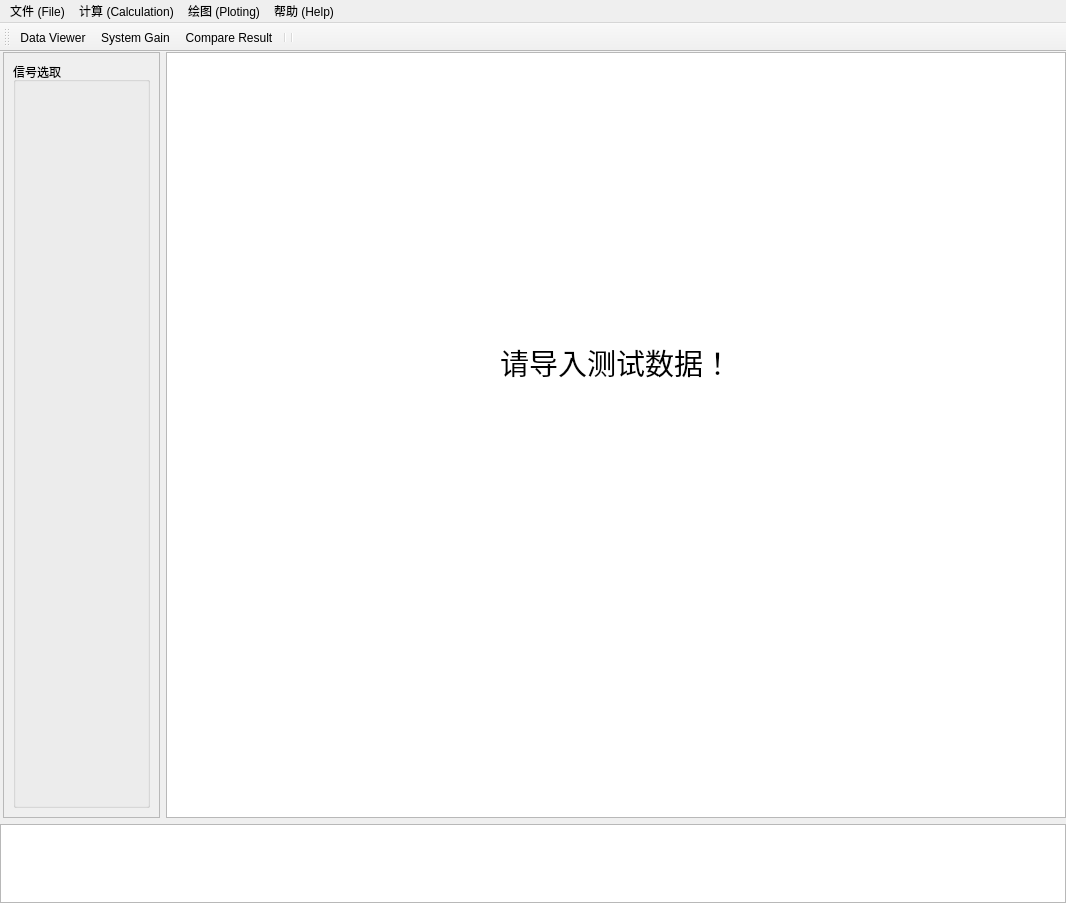
Old version of the form SystemGainUi.ui in the repository huisede/SystemGain.
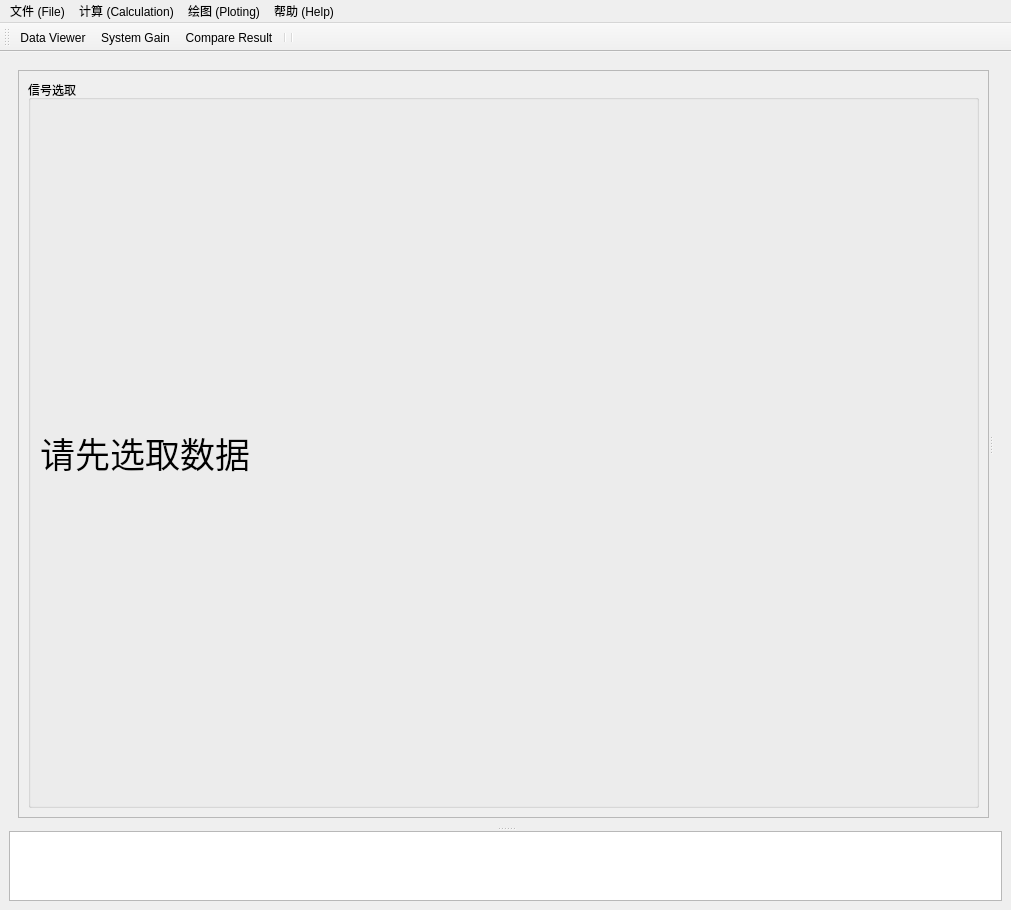
New version of the form. The open tabs and pages were chosen to show the change. Icons and pictures are not drawn.

Commit message: 20180222 -- refined some bugs: 1.change plot method 2.add raw data show view

```diff
--- a/SystemGainUi.ui
+++ b/SystemGainUi.ui
@@ -6,65 +6,35 @@
    <rect>
     <x>0</x>
     <y>0</y>
-    <width>1066</width>
-    <height>903</height>
+    <width>1011</width>
+    <height>902</height>
    </rect>
   </property>
   <property name="windowTitle">
    <string>MainWindow</string>
   </property>
   <widget class="QWidget" name="centralwidget">
-   <layout class="QGridLayout" name="gridLayout_7">
-    <property name="leftMargin">
-     <number>0</number>
-    </property>
-    <property name="topMargin">
-     <number>0</number>
-    </property>
-    <property name="rightMargin">
-     <number>0</number>
-    </property>
-    <property name="bottomMargin">
-     <number>0</number>
-    </property>
-    <item row="2" column="0">
-     <widget class="QListWidget" name="InfoWidget"/>
-    </item>
+   <layout class="QGridLayout" name="gridLayout_3">
     <item row="0" column="0">
+     <widget class="QSplitter" name="splitter_centralwidget">
+      <property name="orientation">
+       <enum>Qt::Vertical</enum>
+      </property>
      <widget class="QStackedWidget" name="MainStackedWidget">
       <property name="currentIndex">
-       <number>2</number>
-      </property>
-      <widget class="QWidget" name="Data_Viewer_page">
-       <layout class="QGridLayout" name="gridLayout_22">
-        <property name="leftMargin">
-         <number>2</number>
-        </property>
-        <property name="topMargin">
-         <number>0</number>
-        </property>
-        <property name="rightMargin">
-         <number>0</number>
-        </property>
-        <property name="bottomMargin">
-         <number>0</number>
-        </property>
-        <item row="0" column="0">
-         <layout class="QGridLayout" name="Data_Viewer_CheckBox_LayG">
-          <property name="sizeConstraint">
-           <enum>QLayout::SetMinimumSize</enum>
-          </property>
-          <property name="leftMargin">
            <number>1</number>
           </property>
-          <property name="bottomMargin">
-           <number>0</number>
-          </property>
-          <item row="0" column="1">
+       <widget class="QWidget" name="Data_Viewer_page">
+        <layout class="QHBoxLayout" name="horizontalLayout">
+         <item>
+          <widget class="QSplitter" name="splitter_Data_Viewer_page">
+           <property name="orientation">
+            <enum>Qt::Horizontal</enum>
+           </property>
            <widget class="QScrollArea" name="Data_Viewer_CheckBox_scrollArea">
             <property name="maximumSize">
              <size>
-              <width>400</width>
+              <width>2000</width>
               <height>16777215</height>
              </size>
             </property>
@@ -76,8 +46,8 @@
               <rect>
                <x>0</x>
                <y>0</y>
-               <width>81</width>
-               <height>51</height>
+               <width>356</width>
+               <height>712</height>
               </rect>
              </property>
              <layout class="QGridLayout" name="gridLayout">
@@ -90,46 +60,34 @@
                  <set>Qt::AlignLeading|Qt::AlignLeft|Qt::AlignTop</set>
                 </property>
                 <layout class="QVBoxLayout" name="verticalLayout">
-                 <property name="leftMargin">
-                  <number>9</number>
-                 </property>
-                </layout>
-               </widget>
-              </item>
-             </layout>
-            </widget>
-           </widget>
-          </item>
-         </layout>
-        </item>
-        <item row="0" column="4">
-         <layout class="QGridLayout" name="Data_Viewer_graphicsView_LayG">
-          <item row="0" column="0">
-           <widget class="QTextBrowser" name="Welcome_Message_Browser">
+                 <item>
+                  <widget class="QLabel" name="Infolabel">
             <property name="minimumSize">
              <size>
-              <width>900</width>
+                     <width>0</width>
               <height>0</height>
              </size>
             </property>
-            <property name="html">
-             <string>&lt;!DOCTYPE HTML PUBLIC &quot;-//W3C//DTD HTML 4.0//EN&quot; &quot;http://www.w3.org/TR/REC-html40/strict.dtd&quot;&gt;
-&lt;html&gt;&lt;head&gt;&lt;meta name=&quot;qrichtext&quot; content=&quot;1&quot; /&gt;&lt;style type=&quot;text/css&quot;&gt;
-p, li { white-space: pre-wrap; }
-&lt;/style&gt;&lt;/head&gt;&lt;body style=&quot; font-family:'MS Shell Dlg 2'; font-size:8.25pt; font-weight:400; font-style:normal;&quot;&gt;
-&lt;p align=&quot;center&quot; style=&quot;-qt-paragraph-type:empty; margin-top:0px; margin-bottom:0px; margin-left:0px; margin-right:0px; -qt-block-indent:0; text-indent:0px;&quot;&gt;&lt;br /&gt;&lt;/p&gt;
-&lt;p align=&quot;center&quot; style=&quot;-qt-paragraph-type:empty; margin-top:0px; margin-bottom:0px; margin-left:0px; margin-right:0px; -qt-block-indent:0; text-indent:0px; font-size:28pt; font-weight:600;&quot;&gt;&lt;br /&gt;&lt;/p&gt;
-&lt;p align=&quot;center&quot; style=&quot;-qt-paragraph-type:empty; margin-top:0px; margin-bottom:0px; margin-left:0px; margin-right:0px; -qt-block-indent:0; text-indent:0px; font-size:28pt; font-weight:600;&quot;&gt;&lt;br /&gt;&lt;/p&gt;
-&lt;p align=&quot;center&quot; style=&quot;-qt-paragraph-type:empty; margin-top:0px; margin-bottom:0px; margin-left:0px; margin-right:0px; -qt-block-indent:0; text-indent:0px; font-size:28pt; font-weight:600;&quot;&gt;&lt;br /&gt;&lt;/p&gt;
-&lt;p align=&quot;center&quot; style=&quot;-qt-paragraph-type:empty; margin-top:0px; margin-bottom:0px; margin-left:0px; margin-right:0px; -qt-block-indent:0; text-indent:0px; font-size:28pt; font-weight:600;&quot;&gt;&lt;br /&gt;&lt;/p&gt;
-&lt;p align=&quot;center&quot; style=&quot;-qt-paragraph-type:empty; margin-top:0px; margin-bottom:0px; margin-left:0px; margin-right:0px; -qt-block-indent:0; text-indent:0px;&quot;&gt;&lt;br /&gt;&lt;/p&gt;
-&lt;p align=&quot;center&quot; style=&quot;-qt-paragraph-type:empty; margin-top:0px; margin-bottom:0px; margin-left:0px; margin-right:0px; -qt-block-indent:0; text-indent:0px; font-size:28pt; font-weight:600;&quot;&gt;&lt;br /&gt;&lt;/p&gt;
-&lt;p align=&quot;center&quot; style=&quot;-qt-paragraph-type:empty; margin-top:0px; margin-bottom:0px; margin-left:0px; margin-right:0px; -qt-block-indent:0; text-indent:0px; font-size:28pt; font-weight:600;&quot;&gt;&lt;br /&gt;&lt;/p&gt;
-&lt;p align=&quot;center&quot; style=&quot; margin-top:0px; margin-bottom:0px; margin-left:0px; margin-right:0px; -qt-block-indent:0; text-indent:0px;&quot;&gt;&lt;span style=&quot; font-size:22pt;&quot;&gt;请导入测试数据！&lt;/span&gt;&lt;/p&gt;&lt;/body&gt;&lt;/html&gt;</string>
-            </property>
+                   <property name="font">
+                    <font>
+                     <pointsize>26</pointsize>
+                    </font>
+                   </property>
+                   <property name="text">
+                    <string>请先选取数据</string>
+                   </property>
            </widget>
           </item>
          </layout>
+               </widget>
+              </item>
+             </layout>
+            </widget>
+           </widget>
+           <widget class="QWidget" name="">
+            <layout class="QVBoxLayout" name="Data_Viewer_page_graphicsView_LayV"/>
+           </widget>
+          </widget>
         </item>
        </layout>
       </widget>
@@ -998,6 +956,8 @@
        </layout>
       </widget>
      </widget>
+      <widget class="QListWidget" name="InfoWidget"/>
+     </widget>
     </item>
    </layout>
   </widget>
@@ -1006,7 +966,7 @@
     <rect>
      <x>0</x>
      <y>0</y>
-     <width>1066</width>
+     <width>1011</width>
      <height>23</height>
     </rect>
    </property>
```
Left out of the diff: 75 changed lines with no effect on the pictures. Lines whose indentation alone changed are shown as unchanged. The commit also changes 5 other files.
